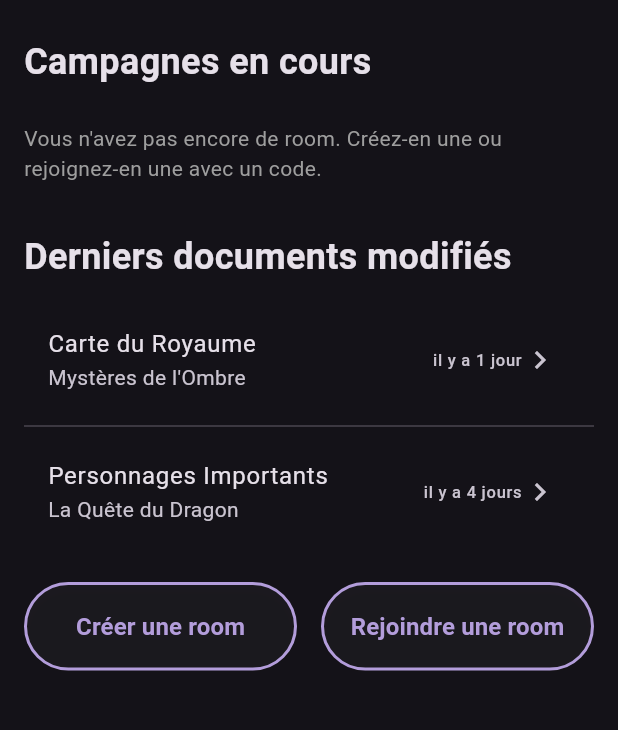
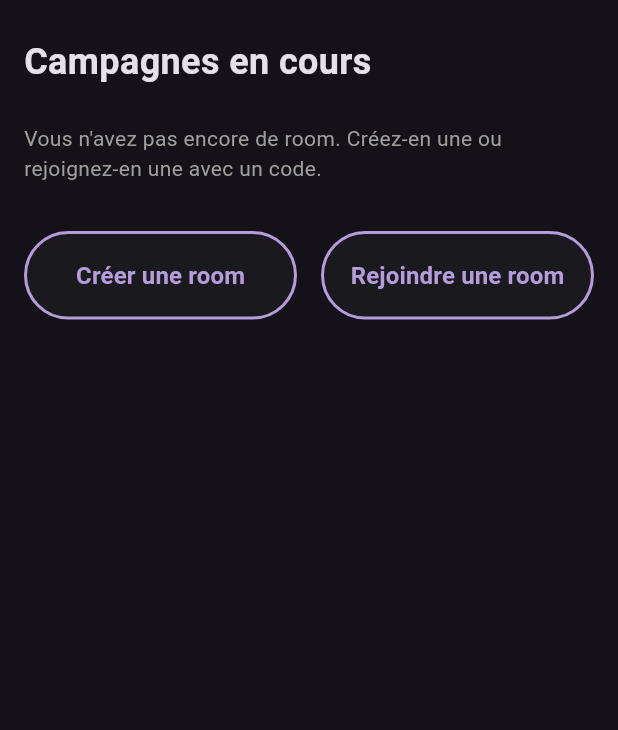
Before and after one commit to AurelienFerrari/Scriptoria, a Flutter app: the HomePage screen opened by its route, on a phone screen of 412 x 824 dp, the part 72-802 px from its top. Run offline on Flutter 3.47's test engine with Material 3 defaults, Android fonts, the phone set to English and light mode, and no system bars; our stand-ins replace firebase_core, firebase_crashlytics, flutter_dotenv, image_picker, permission_handler, shared_preferences and 1 more; missing offline and left inert: firebase_performance; accounts and stored records are empty; generated files the repository leaves out were written again.

Commit message:
Retire les faux documents codes en dur de l'accueil
La section « Derniers documents modifiees » listait « Carte du Royaume » et
« Personnages Importants » en dur, avec un `onTap` vide. C'est le premier
ecran vu apres connexion, et la documentation affirmait par ailleurs que les
donnees de demonstration avaient ete eliminees (B18/B19) : la contradiction
etait visible en un clic.

La section est retiree plutot que rebranchee : les documents d'une room
n'existent pas encore. Elle reviendra alimentee par les vraies notes, une
fois celles-ci implementees. `DocumentListItem` est conserve, il servira
justement a les afficher.

Consigne comme bogue B22.

Co-Authored-By: Claude Opus 5 <noreply@anthropic.com>

```diff
--- a/lib/features/home/presentation/pages/home_page.dart
+++ b/lib/features/home/presentation/pages/home_page.dart
@@ -4,7 +4,6 @@ import '../../../../core/navigation/route_observer.dart';
 import '../../../../core/providers/auth_provider.dart';
 import '../../../../core/utils/format_last_update.dart';
 import '../../../campaigns/presentation/widgets/campaign_card.dart';
-import '../../../documents/presentation/widgets/document_list_item.dart';
 import '../../../room/presentation/shell/room_shell.dart';
 
 class HomePage extends StatefulWidget {
@@ -150,28 +149,10 @@ class _HomePageState extends State<HomePage> with RouteAware {
             ),
             const SizedBox(height: 16),
             _buildCampaigns(),
-            const SizedBox(height: 24),
-            const Text(
-              'Derniers documents modifiés',
-              style: TextStyle(
-                fontSize: 24,
-                fontWeight: FontWeight.bold,
-              ),
-            ),
-            const SizedBox(height: 16),
-            DocumentListItem(
-              title: 'Carte du Royaume',
-              subtitle: 'Mystères de l\'Ombre',
-              lastModified: 'il y a 1 jour',
-              onTap: () {},
-            ),
-            const Divider(),
-            DocumentListItem(
-              title: 'Personnages Importants',
-              subtitle: 'La Quête du Dragon',
-              lastModified: 'il y a 4 jours',
-              onTap: () {},
-            ),
+            // La section « Derniers documents modifiés » affichait deux
+            // entrées codées en dur, sur le premier écran vu après connexion
+            // et avec un `onTap` vide. Elle reviendra alimentée par les
+            // vraies notes de room, une fois celles-ci implémentées.
             const SizedBox(height: 24),
             Row(
               children: [
```
Also changed, not shown: 3 other files.
